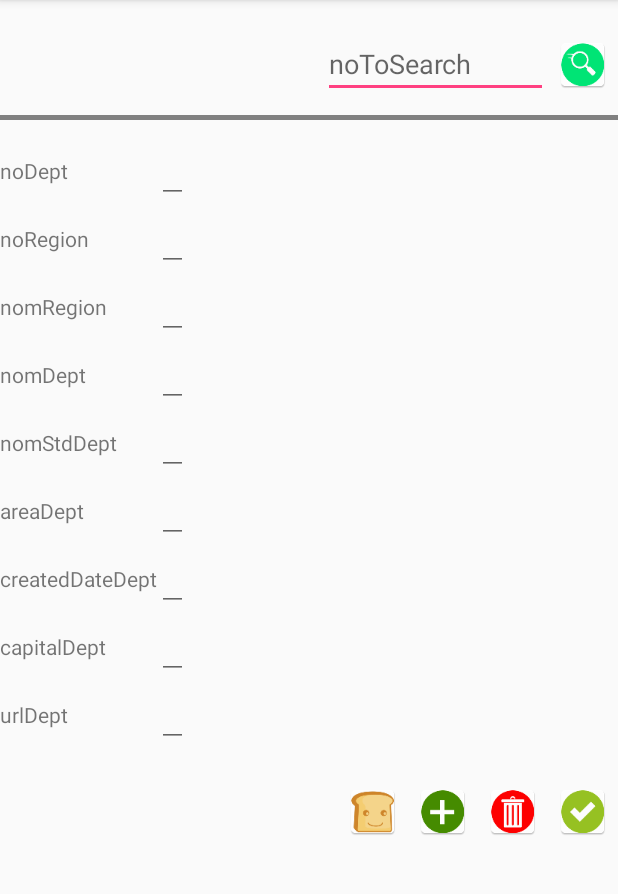
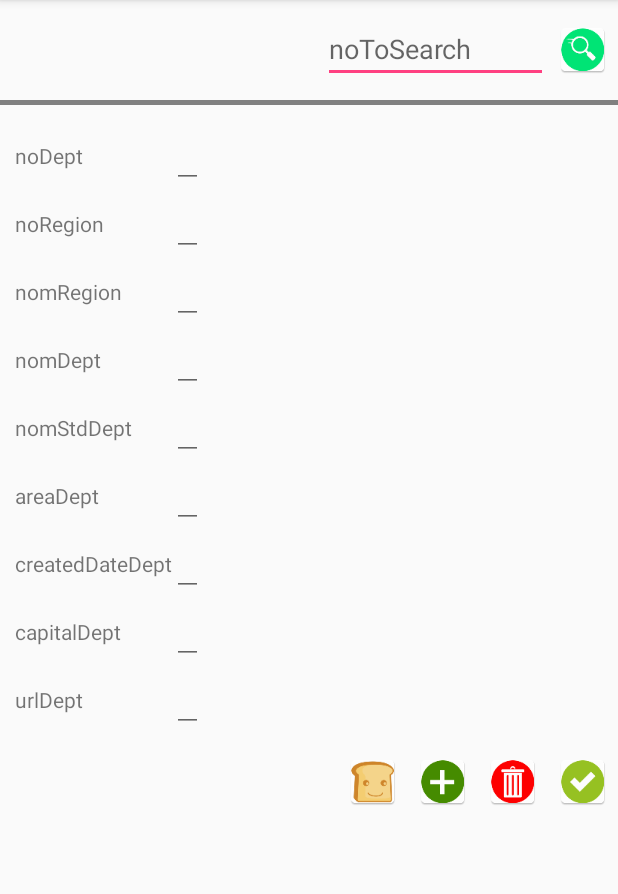
Before and after one commit to cedleg/SqliteDepts, an Android app: the screen it shows after launch (MainActivity), on a phone screen of 412 x 824 dp, the part 84-978 px from its top. Run offline under Robolectric (Android 15) with nearby library versions, the phone set to English and light mode, and no system bars.

Commit message:
change screenshot format
Signed-off-by: cedleg <devcodeandroid@gmail.com>

```diff
--- a/app/src/main/res/layout/activity_main.xml
+++ b/app/src/main/res/layout/activity_main.xml
@@ -22,7 +22,9 @@
     <GridLayout
         android:layout_width="match_parent"
         android:layout_height="wrap_content"
-        android:columnCount="2">
+        android:columnCount="2"
+        android:paddingLeft="10dp"
+        android:paddingRight="10dp">
         <TextView style="@style/label"
             android:text="@string/noDept" />
         <EditText android:id="@+id/txtNoDept"
--- a/app/src/main/res/values/styles.xml
+++ b/app/src/main/res/values/styles.xml
@@ -28,7 +28,7 @@
         <item name="android:layout_height">wrap_content</item>
         <item name="android:orientation">horizontal</item>
         <item name="android:gravity">right</item>
-        <item name="android:layout_marginTop">20dp</item>
+        <item name="android:layout_marginTop">10dp</item>
     </style>
     <style name="button_picture">
         <item name="android:layout_width">36dp</item>
```
Also changed, not shown: 1 other file.
